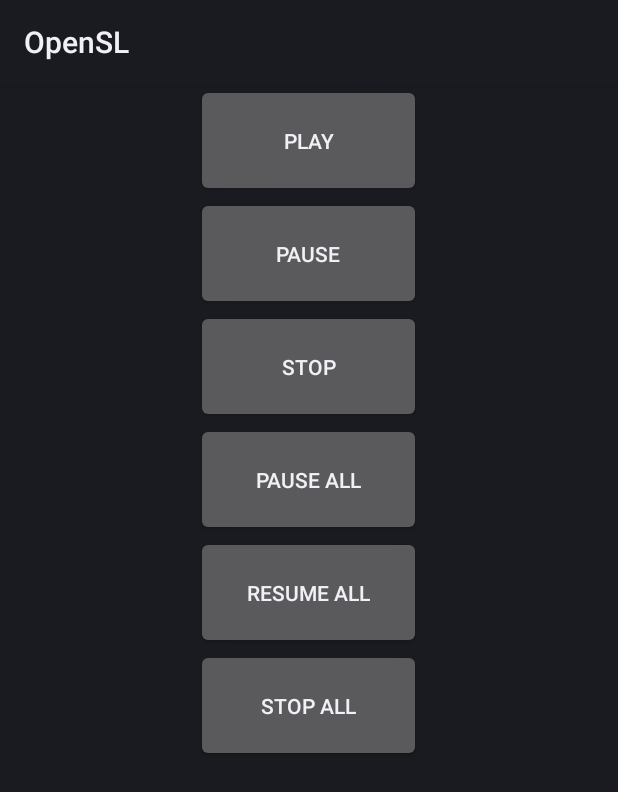
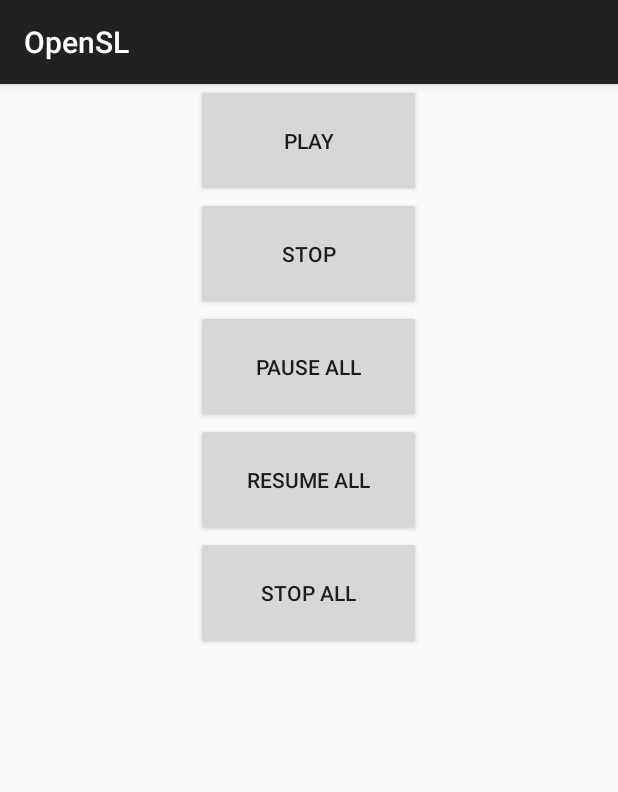
Before and after one commit to Wizermil/opensl-jni, an Android app: the screen it shows after launch (MainActivity), on a phone screen of 412 x 824 dp. Shown: the top 792 px of the screen. Run offline under Robolectric (Android 15) with nearby library versions, the phone set to English and light mode, and no system bars; 2 statements that could not run were skipped.

Commit message:
* [AndroidStudio] Fix the compilation issues I had with Android Studio 1.3 RC1

```diff
--- a/app/src/main/AndroidManifest.xml
+++ b/app/src/main/AndroidManifest.xml
@@ -6,7 +6,8 @@
     <application
         android:allowBackup="true"
         android:icon="@mipmap/ic_launcher"
-        android:label="@string/app_name">
+        android:label="@string/app_name"
+        android:theme="@style/AppTheme">
         <activity
             android:name=".MainActivity"
             android:label="@string/app_name" >
--- a/app/src/main/java/com/prettysimple/opensl/MainActivity.java
+++ b/app/src/main/java/com/prettysimple/opensl/MainActivity.java
@@ -1,8 +1,7 @@
 package com.prettysimple.opensl;
 
-import android.app.Activity;
-import android.content.res.AssetManager;
 import android.os.Bundle;
+import android.support.v7.app.AppCompatActivity;
 import android.util.Log;
 import android.view.View;
 import android.widget.Button;
@@ -13,9 +12,7 @@ import java.util.Vector;
 import com.prettysimple.audio.AudioEngine;
 import com.prettysimple.audio.AudioPlayer;
 
-public class MainActivity extends Activity implements View.OnClickListener {
-
-    private AssetManager _assetManager = null;
+public class MainActivity extends AppCompatActivity implements View.OnClickListener {
 
     private Vector<AudioPlayer> _players;
 
--- a/app/src/main/res/layout/activity_main.xml
+++ b/app/src/main/res/layout/activity_main.xml
@@ -8,13 +8,6 @@
         android:layout_height="75dp"
         android:text="Play"
         android:id="@+id/bt_play"
-        android:layout_gravity="center_horizontal" />
-
-    <Button
-        android:layout_width="150dp"
-        android:layout_height="75dp"
-        android:text="Pause"
-        android:id="@+id/bt_pause"
         android:layout_gravity="center_horizontal" />
 
     <Button
--- /dev/null
+++ b/app/src/main/res/values/styles.xml
@@ -0,0 +1,8 @@
+<resources>
+
+    <!-- Base application theme. -->
+    <style name="AppTheme" parent="Theme.AppCompat.Light.DarkActionBar">
+        <!-- Customize your theme here. -->
+    </style>
+
+</resources>
```
Also changed, not shown: app/build.gradle (+10 -6 lines).
